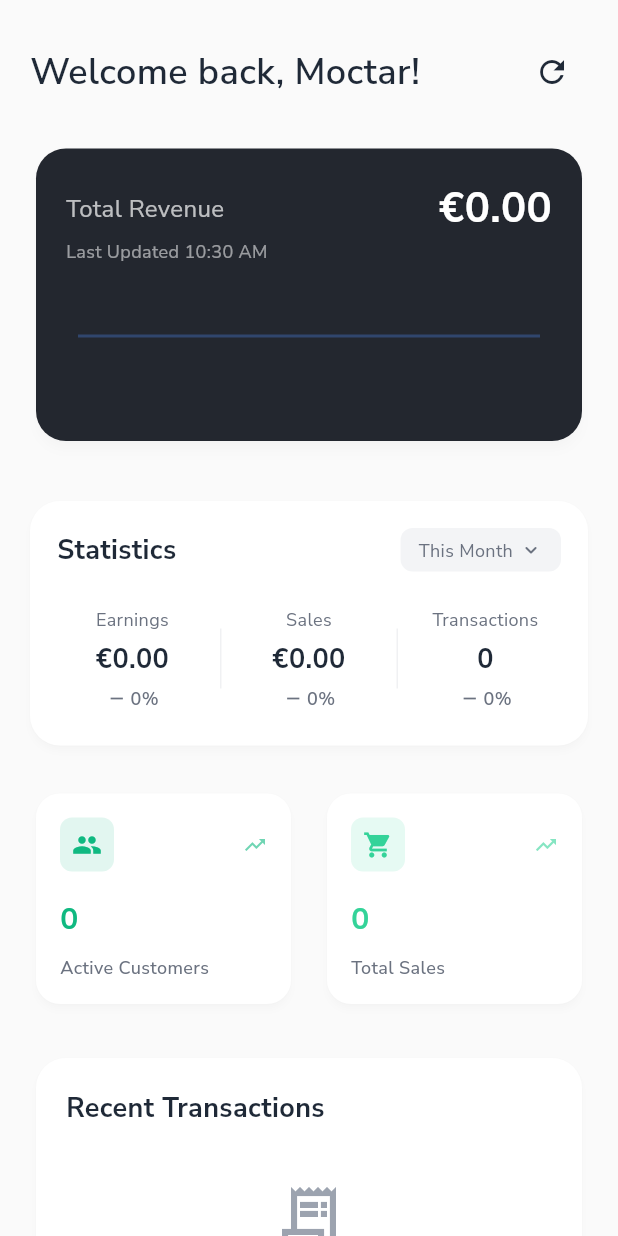
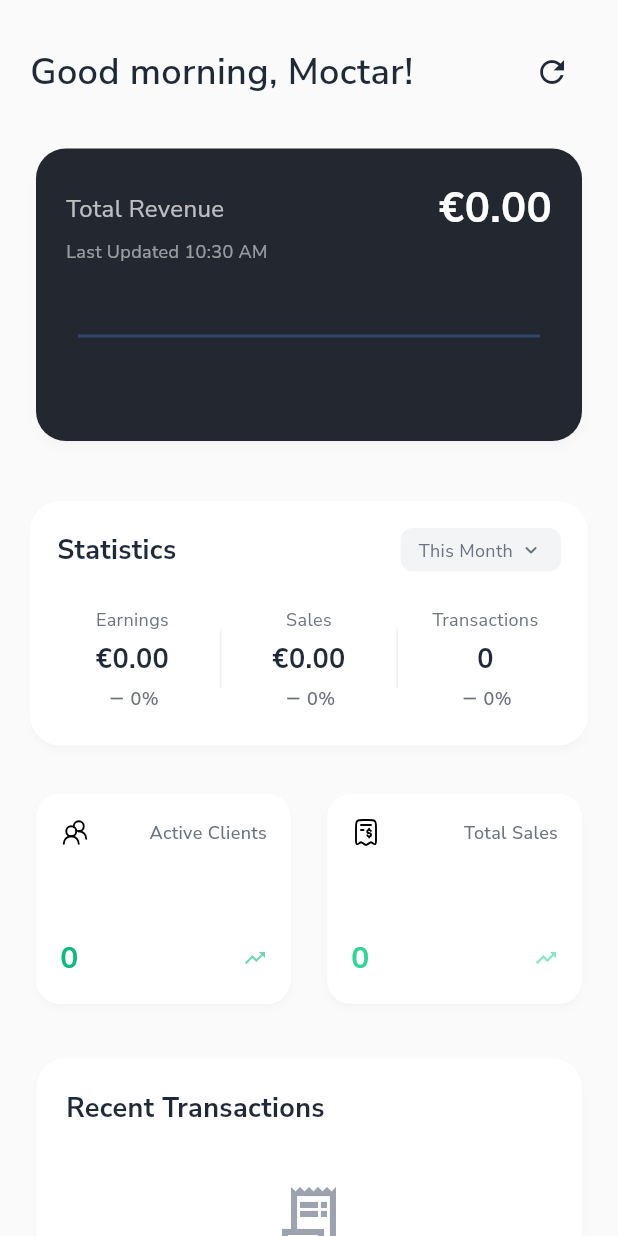
Before and after one commit to mahmoudal99/moctarnutrition, a Flutter app: the AdminHomeScreen screen opened directly, on a phone screen of 412 x 824 dp. Run offline on Flutter 3.47's test engine with Material 3 defaults, Android fonts, the phone set to English and light mode, and no system bars; drawn by our look-alikes of fl_chart; our stand-ins replace auth_buttons, cached_network_image, cloud_firestore, confetti, firebase_auth, firebase_core and 17 more; missing offline and left inert: flutter_floating_bottom_bar, flutter_stripe, mobile_scanner, openfoodfacts; accounts and stored records are empty; network calls fail; project files that could hold a hidden picture were left out.

Commit message:
Improve admin_home_screen.dart design

```diff
--- a/lib/features/admin/presentation/screens/admin_home_screen.dart
+++ b/lib/features/admin/presentation/screens/admin_home_screen.dart
@@ -2,6 +2,7 @@ import 'package:flutter/material.dart';
 import 'package:champions_gym_app/core/constants/app_constants.dart';
 import 'package:fl_chart/fl_chart.dart';
 import 'package:champions_gym_app/shared/services/stripe_analytics_service.dart';
+import 'package:flutter_svg/flutter_svg.dart';
 import 'package:logger/logger.dart';
 
 class AdminHomeScreen extends StatefulWidget {
@@ -204,6 +205,18 @@ class _AdminHomeScreenState extends State<AdminHomeScreen> {
     _logger.i('Updated cached UI data');
   }
 
+  String _getGreeting() {
+    final hour = DateTime.now().hour;
+
+    if (hour >= 5 && hour < 12) {
+      return 'Good morning';
+    } else if (hour >= 12 && hour < 17) {
+      return 'Good afternoon';
+    } else {
+      return 'Good evening';
+    }
+  }
+
   @override
   Widget build(BuildContext context) {
     if (_errorMessage != null && _metrics == null) {
@@ -252,7 +265,7 @@ class _AdminHomeScreenState extends State<AdminHomeScreen> {
               Row(
                 mainAxisAlignment: MainAxisAlignment.spaceBetween,
                 children: [
-                  Text('Welcome back, ${widget.adminName}!',
+                  Text('${_getGreeting()}, ${widget.adminName}!',
                       style: AppTextStyles.heading3),
                   IconButton(
                     onPressed: _forceRefreshData,
@@ -322,18 +335,18 @@ class _AdminHomeScreenState extends State<AdminHomeScreen> {
   List<_MetricCardData> _buildMetricsData() {
     if (_metrics == null) {
       return [
-        _MetricCardData(
-            'Active Customers', '0', Icons.group, AppConstants.primaryColor),
-        _MetricCardData('Total Sales', '0', Icons.shopping_cart,
+        _MetricCardData('Active Clients', '0',
+            "user-multiple-stroke-rounded.svg", AppConstants.primaryColor),
+        _MetricCardData('Total Sales', '0', "invoice-02-stroke-rounded.svg",
             AppConstants.secondaryColor),
       ];
     }
 
     return [
-      _MetricCardData('Active Customers', '${_metrics!.activeCustomers}',
-          Icons.group, AppConstants.primaryColor),
+      _MetricCardData('Active Clients', '${_metrics!.activeCustomers}',
+          "user-multiple-stroke-rounded.svg", AppConstants.primaryColor),
       _MetricCardData('Total Sales', '${_metrics!.sales.totalSales}',
-          Icons.shopping_cart, AppConstants.secondaryColor),
+          "invoice-02-stroke-rounded.svg", AppConstants.secondaryColor),
     ];
   }
 
@@ -395,7 +408,7 @@ class _AdminHomeScreenState extends State<AdminHomeScreen> {
 class _MetricCardData {
   final String label;
   final String value;
-  final IconData icon;
+  final String icon;
   final Color color;
 
   _MetricCardData(this.label, this.value, this.icon, this.color);
@@ -420,22 +433,24 @@ class _MetricCard extends StatelessWidget {
             Row(
               mainAxisAlignment: MainAxisAlignment.spaceBetween,
               children: [
-                Container(
-                  decoration: BoxDecoration(
-                    color: data.color.withOpacity(0.12),
-                    borderRadius: BorderRadius.circular(8),
+                SvgPicture.asset("assets/images/${data.icon}",
+                    color: Colors.black, height: 20),
+                Text(
+                  data.label,
+                  style: AppTextStyles.caption.copyWith(
+                    color: AppConstants.textSecondary,
+                    fontSize: 12,
+                    fontWeight: FontWeight.w500,
                   ),
-                  padding: const EdgeInsets.all(8),
-                  child: Icon(data.icon, color: data.color, size: 20),
-                ),
-                Icon(
-                  Icons.trending_up,
-                  color: data.color.withOpacity(0.6),
-                  size: 16,
+                  overflow: TextOverflow.ellipsis,
+                  maxLines: 2,
                 ),
               ],
             ),
             const SizedBox(height: 12),
+            Row(
+              mainAxisAlignment: MainAxisAlignment.spaceBetween,
+              children: [
                 Text(
                   data.value,
                   style: AppTextStyles.heading4.copyWith(
@@ -446,16 +461,12 @@ class _MetricCard extends StatelessWidget {
                   overflow: TextOverflow.ellipsis,
                   maxLines: 1,
                 ),
-            const SizedBox(height: 4),
-            Text(
-              data.label,
-              style: AppTextStyles.caption.copyWith(
-                color: AppConstants.textSecondary,
-                fontSize: 12,
-                fontWeight: FontWeight.w500,
+                Icon(
+                  Icons.trending_up,
+                  color: data.color.withOpacity(0.6),
+                  size: 16,
                 ),
-              overflow: TextOverflow.ellipsis,
-              maxLines: 2,
+              ],
             ),
           ],
         ),
@@ -944,7 +955,8 @@ class _TransactionItem extends StatelessWidget {
               ),
               const SizedBox(height: 5),
               Text(
-                transaction.status[0].toUpperCase() + transaction.status.substring(1),
+                transaction.status[0].toUpperCase() +
+                    transaction.status.substring(1),
                 style: AppTextStyles.caption.copyWith(
                   color: transaction.statusColor,
                   fontWeight: FontWeight.w600,
```
Also changed, not shown: lib/main.dart (+24 -12 lines), assets/images/invoice-02-stroke-rounded.svg (added), assets/images/user-multiple-stroke-rounded.svg (added). Lines whose indentation alone changed are shown as unchanged.
